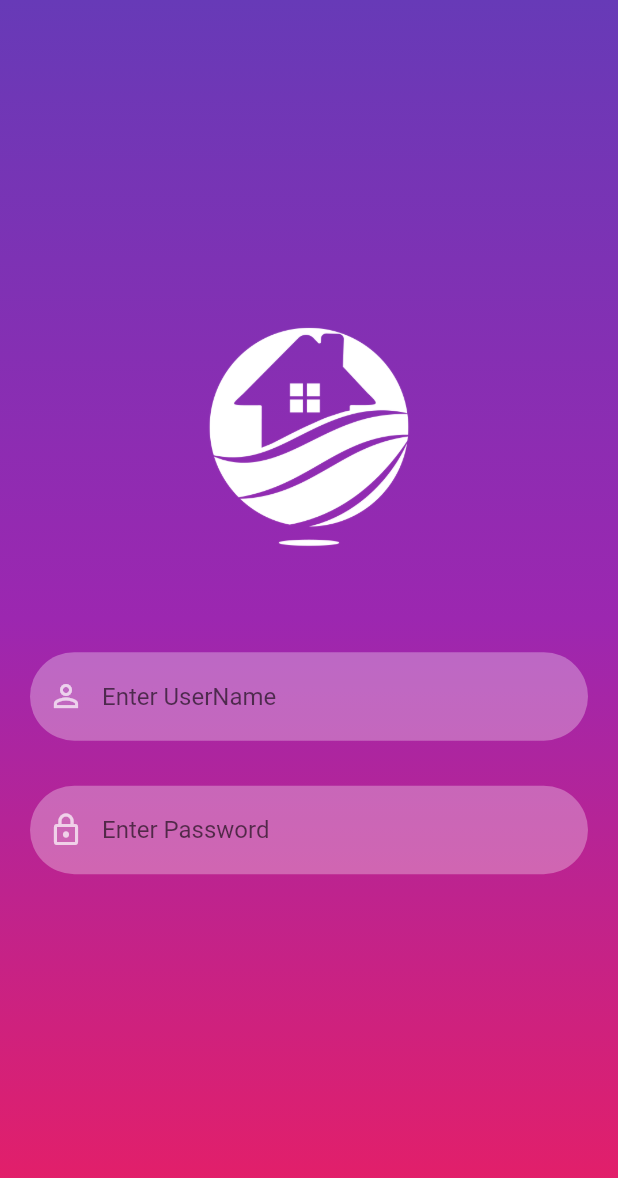
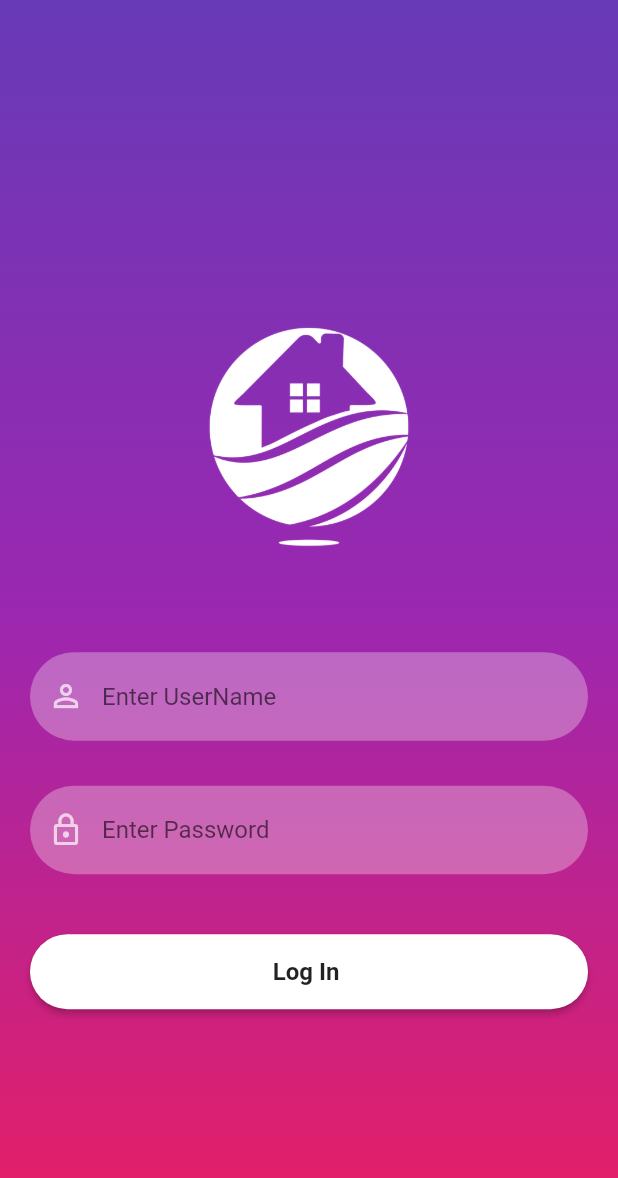
Before and after one commit to atifkhan77/Rentatouille, a Flutter app: the screen it shows after launch, on a phone screen of 412 x 824 dp. Shown: the top 1178 px of the screen. Run offline on Flutter 3.47's test engine with Material 2 defaults, Android fonts, the phone set to English and light mode, and no system bars.

Commit message:
adding button for signIn and SignUp

```diff
--- a/lib/LoginScreen/login.dart
+++ b/lib/LoginScreen/login.dart
@@ -1,5 +1,6 @@
 import 'package:flutter/material.dart';
 import 'package:rentatouille/LoginScreen/Textfields.dart';
+import 'package:rentatouille/LoginScreen/signInButtons.dart';
 
 class Login extends StatefulWidget {
   const Login({super.key});
@@ -42,6 +43,8 @@ class _LoginState extends State<Login> {
               const SizedBox(height: 30),
               reusableWidget("Enter Password", Icons.lock_outline, false,
                   _passwordController),
+              const SizedBox(height: 30),
+              signInButton(context, true, () {})
             ]),
           ),
         ),
```
